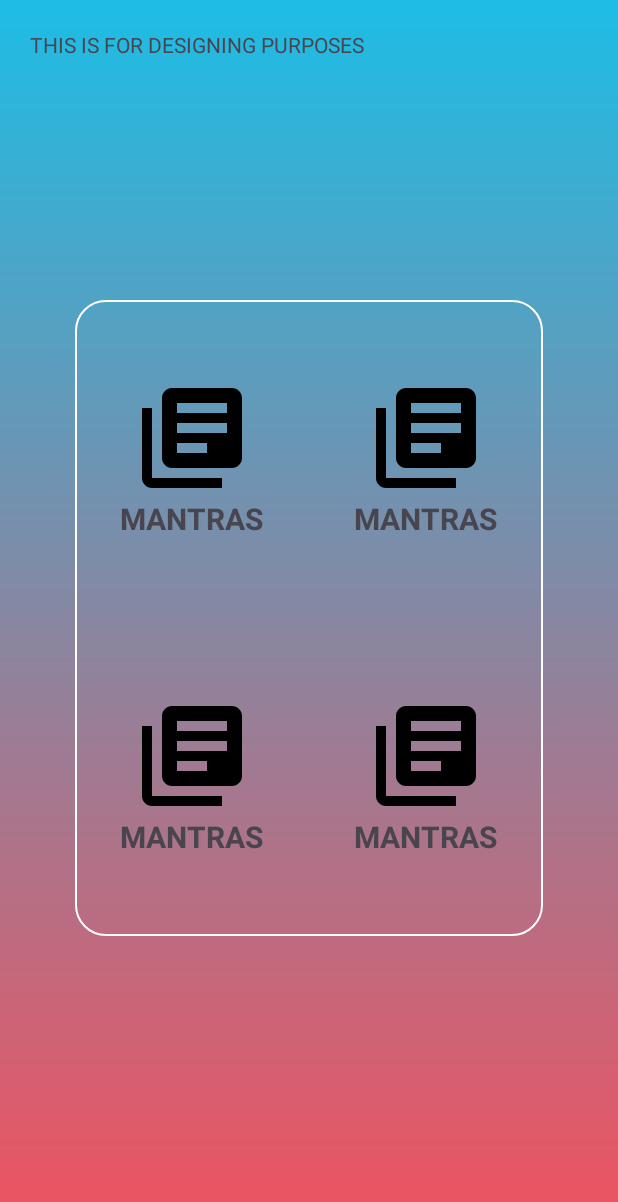
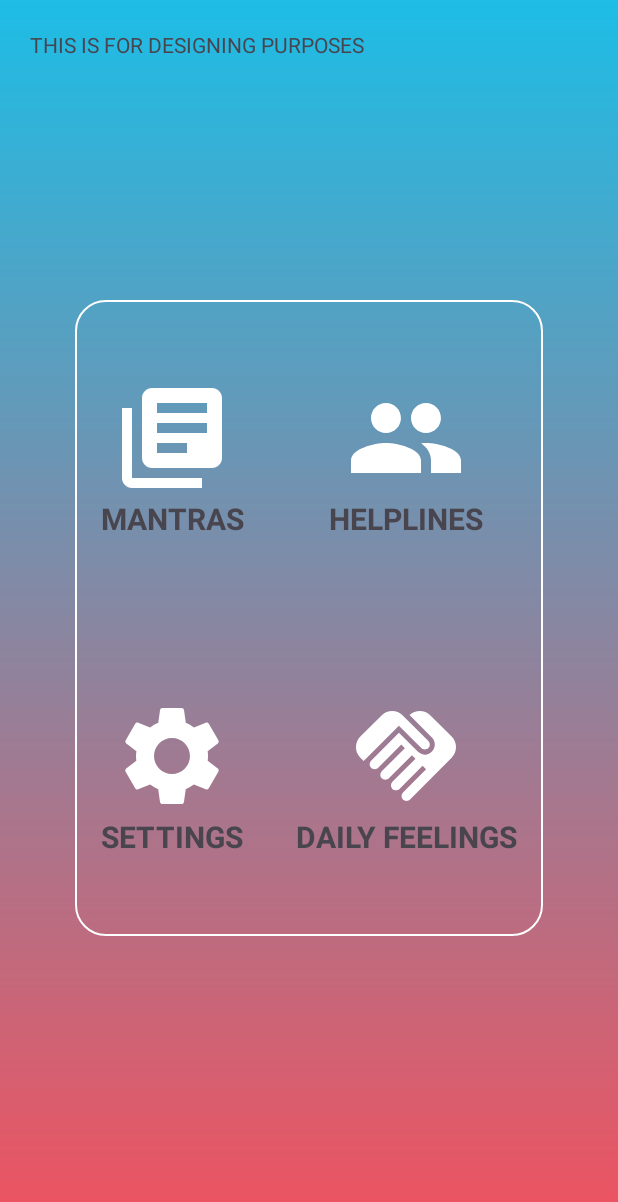
Before and after one commit to Temii-mp3/Uplifty, an Android app: the layout activity_dashboard.xml on its own in the app's theme, with its tools: preview values and no code run, on a phone screen of 412 x 824 dp. Shown: the top 1202 px of the screen. Run offline under Robolectric (Android 15) with nearby library versions, the phone set to English and light mode, and no system bars.

Commit message:
changed dashboard images

```diff
--- /dev/null
+++ b/uplifty/app/src/main/res/drawable/dailyfeelings_logo.xml
@@ -0,0 +1,5 @@
+<vector android:height="24dp" android:tint="#FFFFFF"
+    android:viewportHeight="24" android:viewportWidth="24"
+    android:width="24dp" xmlns:android="http://schemas.android.com/apk/res/android">
+    <path android:fillColor="@android:color/white" android:pathData="M16.48,10.41c-0.39,0.39 -1.04,0.39 -1.43,0l-4.47,-4.46l-7.05,7.04l-0.66,-0.63c-1.17,-1.17 -1.17,-3.07 0,-4.24l4.24,-4.24c1.17,-1.17 3.07,-1.17 4.24,0L16.48,9C16.87,9.39 16.87,10.02 16.48,10.41zM17.18,8.29c0.78,0.78 0.78,2.05 0,2.83c-1.27,1.27 -2.61,0.22 -2.83,0l-3.76,-3.76l-5.57,5.57c-0.39,0.39 -0.39,1.02 0,1.41c0.39,0.39 1.02,0.39 1.42,0l4.62,-4.62l0.71,0.71l-4.62,4.62c-0.39,0.39 -0.39,1.02 0,1.41c0.39,0.39 1.02,0.39 1.42,0l4.62,-4.62l0.71,0.71l-4.62,4.62c-0.39,0.39 -0.39,1.02 0,1.41c0.39,0.39 1.02,0.39 1.41,0l4.62,-4.62l0.71,0.71l-4.62,4.62c-0.39,0.39 -0.39,1.02 0,1.41c0.39,0.39 1.02,0.39 1.41,0l8.32,-8.34c1.17,-1.17 1.17,-3.07 0,-4.24l-4.24,-4.24c-1.15,-1.15 -3.01,-1.17 -4.18,-0.06L17.18,8.29z"/>
+</vector>
--- /dev/null
+++ b/uplifty/app/src/main/res/drawable/helplines_logo.xml
@@ -0,0 +1,5 @@
+<vector android:height="24dp" android:tint="#FFFFFF"
+    android:viewportHeight="24" android:viewportWidth="24"
+    android:width="24dp" xmlns:android="http://schemas.android.com/apk/res/android">
+    <path android:fillColor="@android:color/white" android:pathData="M16,11c1.66,0 2.99,-1.34 2.99,-3S17.66,5 16,5c-1.66,0 -3,1.34 -3,3s1.34,3 3,3zM8,11c1.66,0 2.99,-1.34 2.99,-3S9.66,5 8,5C6.34,5 5,6.34 5,8s1.34,3 3,3zM8,13c-2.33,0 -7,1.17 -7,3.5L1,19h14v-2.5c0,-2.33 -4.67,-3.5 -7,-3.5zM16,13c-0.29,0 -0.62,0.02 -0.97,0.05 1.16,0.84 1.97,1.97 1.97,3.45L17,19h6v-2.5c0,-2.33 -4.67,-3.5 -7,-3.5z"/>
+</vector>
--- a/uplifty/app/src/main/res/drawable/mantras_icon.xml
+++ b/uplifty/app/src/main/res/drawable/mantras_icon.xml
@@ -1,5 +1,5 @@
 <vector android:autoMirrored="true" android:height="100dp"
-    android:tint="#000000" android:viewportHeight="24"
+    android:tint="#FFFFFF" android:viewportHeight="24"
     android:viewportWidth="24" android:width="100dp" xmlns:android="http://schemas.android.com/apk/res/android">
     <path android:fillColor="@android:color/white" android:pathData="M4,6L2,6v14c0,1.1 0.9,2 2,2h14v-2L4,20L4,6zM20,2L8,2c-1.1,0 -2,0.9 -2,2v12c0,1.1 0.9,2 2,2h12c1.1,0 2,-0.9 2,-2L22,4c0,-1.1 -0.9,-2 -2,-2zM19,11L9,11L9,9h10v2zM15,15L9,15v-2h6v2zM19,7L9,7L9,5h10v2z"/>
 </vector>
--- /dev/null
+++ b/uplifty/app/src/main/res/drawable/settings_icon.xml
@@ -0,0 +1,5 @@
+<vector android:height="24dp" android:tint="#FFFFFF"
+    android:viewportHeight="24" android:viewportWidth="24"
+    android:width="24dp" xmlns:android="http://schemas.android.com/apk/res/android">
+    <path android:fillColor="@android:color/white" android:pathData="M19.14,12.94c0.04,-0.3 0.06,-0.61 0.06,-0.94c0,-0.32 -0.02,-0.64 -0.07,-0.94l2.03,-1.58c0.18,-0.14 0.23,-0.41 0.12,-0.61l-1.92,-3.32c-0.12,-0.22 -0.37,-0.29 -0.59,-0.22l-2.39,0.96c-0.5,-0.38 -1.03,-0.7 -1.62,-0.94L14.4,2.81c-0.04,-0.24 -0.24,-0.41 -0.48,-0.41h-3.84c-0.24,0 -0.43,0.17 -0.47,0.41L9.25,5.35C8.66,5.59 8.12,5.92 7.63,6.29L5.24,5.33c-0.22,-0.08 -0.47,0 -0.59,0.22L2.74,8.87C2.62,9.08 2.66,9.34 2.86,9.48l2.03,1.58C4.84,11.36 4.8,11.69 4.8,12s0.02,0.64 0.07,0.94l-2.03,1.58c-0.18,0.14 -0.23,0.41 -0.12,0.61l1.92,3.32c0.12,0.22 0.37,0.29 0.59,0.22l2.39,-0.96c0.5,0.38 1.03,0.7 1.62,0.94l0.36,2.54c0.05,0.24 0.24,0.41 0.48,0.41h3.84c0.24,0 0.44,-0.17 0.47,-0.41l0.36,-2.54c0.59,-0.24 1.13,-0.56 1.62,-0.94l2.39,0.96c0.22,0.08 0.47,0 0.59,-0.22l1.92,-3.32c0.12,-0.22 0.07,-0.47 -0.12,-0.61L19.14,12.94zM12,15.6c-1.98,0 -3.6,-1.62 -3.6,-3.6s1.62,-3.6 3.6,-3.6s3.6,1.62 3.6,3.6S13.98,15.6 12,15.6z"/>
+</vector>
--- a/uplifty/app/src/main/res/layout/activity_dashboard.xml
+++ b/uplifty/app/src/main/res/layout/activity_dashboard.xml
@@ -85,13 +85,13 @@
                     android:layout_width="80dp"
                     android:layout_height="80dp"
                     android:layout_gravity="center"
-                    android:src="@drawable/mantras_icon"></ImageView>
+                    android:src="@drawable/helplines_logo"></ImageView>
 
                 <TextView
                     android:layout_width="wrap_content"
                     android:layout_height="wrap_content"
                     android:layout_gravity="center_horizontal"
-                    android:text="MANTRAS"
+                    android:text="HELPLINES"
                     android:textSize="20sp"
                     android:textStyle="bold"></TextView>
 
@@ -121,13 +121,13 @@
                     android:layout_width="80dp"
                     android:layout_height="80dp"
                     android:layout_gravity="center"
-                    android:src="@drawable/mantras_icon"></ImageView>
+                    android:src="@drawable/settings_icon"></ImageView>
 
                 <TextView
                     android:layout_width="wrap_content"
                     android:layout_height="wrap_content"
                     android:layout_gravity="center_horizontal"
-                    android:text="MANTRAS"
+                    android:text="SETTINGS"
                     android:textSize="20sp"
                     android:textStyle="bold"></TextView>
             </LinearLayout>
@@ -155,13 +155,13 @@
                     android:layout_width="80dp"
                     android:layout_height="80dp"
                     android:layout_gravity="center"
-                    android:src="@drawable/mantras_icon"></ImageView>
+                    android:src="@drawable/dailyfeelings_logo"></ImageView>
 
                 <TextView
                     android:layout_width="wrap_content"
                     android:layout_height="wrap_content"
                     android:layout_gravity="center_horizontal"
-                    android:text="MANTRAS"
+                    android:text="DAILY FEELINGS"
                     android:textSize="20sp"
                     android:textStyle="bold"></TextView>
 
```
